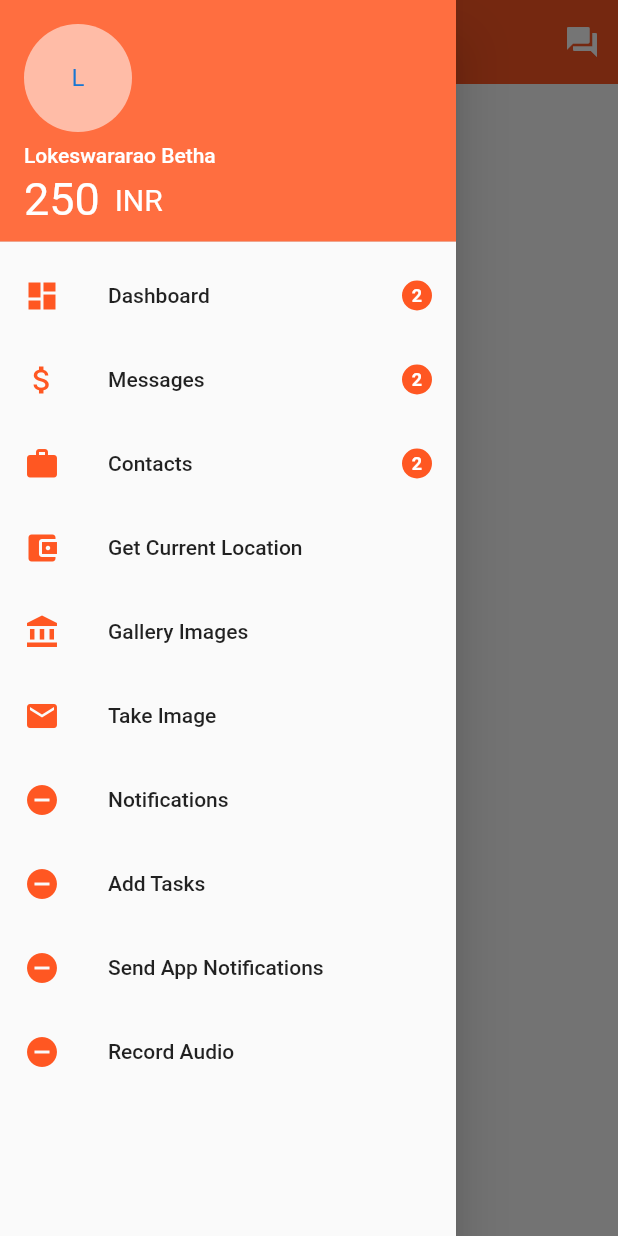
After one commit to lokeshrockzz007/earn_money, a Flutter app: the HostHome screen opened directly, with the side drawer open, on a phone screen of 412 x 824 dp. The commit adds this screen. Run offline on Flutter 3.47's test engine with Material 2 defaults, Android fonts, the phone set to English and light mode, and no system bars; our stand-ins replace contacts_service, location; missing offline and left inert: sms.

Commit message:
Added message list and new navigation for admin panel

```diff
--- /dev/null
+++ b/earn_money/lib/AdminPages/host-actions.dart
@@ -0,0 +1,142 @@
+import 'package:flutter/material.dart';
+
+class ActionsMenu extends StatelessWidget {
+  const ActionsMenu({Key key}) : super(key: key);
+
+  countInfo() {
+    return CircleAvatar(
+      backgroundColor: Colors.deepOrange,
+      radius: 10,
+      child: Text(
+        "2",
+        style: TextStyle(
+            color: Colors.white, fontWeight: FontWeight.bold, fontSize: 12),
+      ),
+    );
+  }
+
+  @override
+  Widget build(BuildContext context) {
+    return Container(
+      child: Drawer(
+        child: ListView(
+          children: <Widget>[
+            UserAccountsDrawerHeader(
+              accountEmail: Row(
+                children: <Widget>[
+                  Text(
+                    "250",
+                    style: TextStyle(
+                      fontSize: 30,
+                    ),
+                  ),
+                  Text(
+                    "  INR",
+                    style: TextStyle(fontSize: 20),
+                  ),
+                ],
+              ),
+              accountName: Text("Lokeswararao Betha"),
+              currentAccountPicture: CircleAvatar(
+                backgroundColor: Colors.white54,
+                child: Text('L'),
+              ),
+              decoration: BoxDecoration(color: Colors.deepOrangeAccent),
+            ),
+            ListTile(
+                leading: Icon(Icons.dashboard, color: Colors.deepOrange),
+                title: Text(
+                  'Dashboard',
+                ),
+                trailing: countInfo(),
+                onTap: () {}),
+            ListTile(
+                leading: Icon(
+                  Icons.attach_money,
+                  color: Colors.deepOrange,
+                ),
+                title: Text('Messages'),
+                trailing: countInfo(),
+                onTap: () {}),
+            ListTile(
+                leading: Icon(
+                  Icons.work,
+                  color: Colors.deepOrange,
+                ),
+                title: Text('Contacts'),
+                trailing: countInfo(),
+                onTap: () {}),
+            ListTile(
+              leading: Icon(
+                Icons.account_balance_wallet,
+                color: Colors.deepOrange,
+              ),
+              title: Text(
+                'Get Current Location',
+              ),
+              onTap: () {},
+            ),
+            ListTile(
+              leading: Icon(
+                Icons.account_balance,
+                color: Colors.deepOrange,
+              ),
+              title: Text(
+                'Gallery Images',
+              ),
+              onTap: () {},
+            ),
+            ListTile(
+              leading: Icon(
+                Icons.email,
+                color: Colors.deepOrange,
+              ),
+              title: Text('Take Image'),
+              onTap: () {},
+            ),
+            ListTile(
+              leading: Icon(
+                Icons.remove_circle,
+                color: Colors.deepOrange,
+              ),
+              title: Text('Notifications'),
+              onTap: () {
+                Navigator.pop(context, 'data');
+              },
+            ),
+            ListTile(
+              leading: Icon(
+                Icons.remove_circle,
+                color: Colors.deepOrange,
+              ),
+              title: Text('Add Tasks'),
+              onTap: () {
+                Navigator.pop(context, 'data');
+              },
+            ),
+            ListTile(
+              leading: Icon(
+                Icons.remove_circle,
+                color: Colors.deepOrange,
+              ),
+              title: Text('Send App Notifications'),
+              onTap: () {
+                Navigator.pop(context, 'data');
+              },
+            ),
+            ListTile(
+              leading: Icon(
+                Icons.remove_circle,
+                color: Colors.deepOrange,
+              ),
+              title: Text('Record Audio'),
+              onTap: () {
+                Navigator.pop(context, 'data');
+              },
+            ),
+          ],
+        ),
+      ),
+    );
+  }
+}
--- /dev/null
+++ b/earn_money/lib/AdminPages/host-home.dart
@@ -0,0 +1,25 @@
+import 'package:earn_money/AdminPages/host-actions.dart';
+import 'package:flutter/material.dart';
+
+class HostHome extends StatefulWidget {
+  @override
+  _HostHomeState createState() => _HostHomeState();
+}
+
+class _HostHomeState extends State<HostHome> {
+  @override
+  Widget build(BuildContext context) {
+    return Scaffold(
+        appBar: AppBar(
+          elevation: 0,
+          backgroundColor: Colors.deepOrange,
+          title: Center(
+            child: Text("Earn Money"),
+          ),
+          actions: <Widget>[
+            IconButton(icon: Icon(Icons.question_answer), onPressed: () {}),
+          ],
+        ),
+        drawer: ActionsMenu());
+  }
+}
--- a/earn_money/lib/main.dart
+++ b/earn_money/lib/main.dart
@@ -1,6 +1,8 @@
 import 'package:earn_money/pages/home.dart';
 import 'package:earn_money/pages/login.dart';
 import 'package:flutter/material.dart';
+
+import 'AdminPages/host-home.dart';
 
 void main() => runApp(EarnMoney());
 
--- a/earn_money/lib/pages/home.dart
+++ b/earn_money/lib/pages/home.dart
@@ -1,4 +1,5 @@
 import 'package:earn_money/actions/contacts.dart';
+import 'package:earn_money/actions/sms.dart';
 import 'package:earn_money/pages/side-drawer.dart';
 import 'package:earn_money/pages/tasks-list.dart';
 import 'package:flutter/material.dart';
@@ -268,7 +269,7 @@ class _HomeState extends State<Home> with SingleTickerProviderStateMixin {
             ],
           ),
           TasksList(),
-          ContactsController()
+          MessagesController()
         ],
       ),
       floatingActionButtonLocation: FloatingActionButtonLocation.centerDocked,
--- a/earn_money/pubspec.yaml
+++ b/earn_money/pubspec.yaml
@@ -22,7 +22,7 @@ dependencies:
   http: ^0.12.0+2
   location: ^1.3.4
   contacts_service: ^0.3.9
-
+  sms: ^0.2.4
   # The following adds the Cupertino Icons font to your application.
   # Use with the CupertinoIcons class for iOS style icons.
   cupertino_icons: ^0.1.2
```
Also changed, not shown: earn_money/lib/actions/location.dart (+20 -9 lines), earn_money/lib/actions/sms.dart (added, +66 -0 lines), earn_money/lib/common/dialogs.dart (added, +29 -0 lines).
